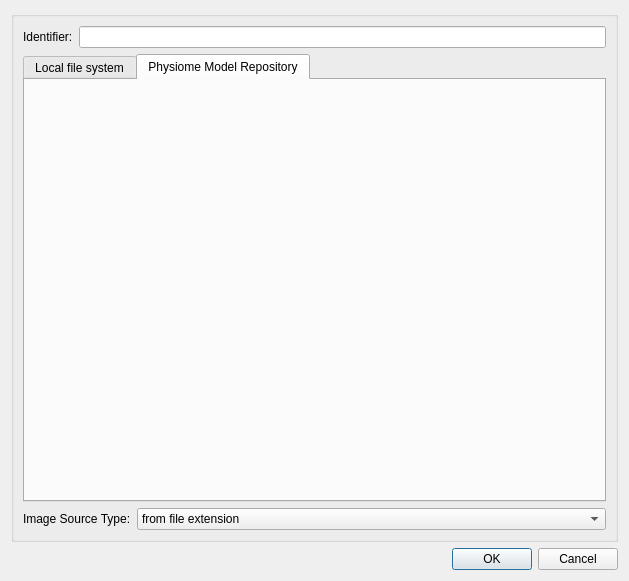
Before: the Qt Designer form src/mapclientplugins/imagesourcestep/widgets/qt/configuredialog.ui in MusculoskeletalAtlasProject/mapclient, drawn with Qt 5.
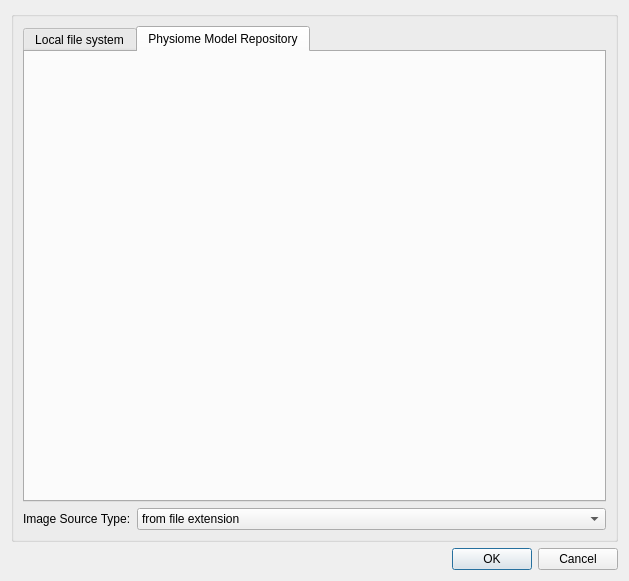
After: the same form once the commit is applied.

Commit message:
Remove "identifier" attribute from ImageSourceStep configuration.
Step identifiers are now automatically generated so there is no need for this attribute in the ConfigurationDialogState class.

Patch:
```diff
--- a/src/mapclientplugins/imagesourcestep/widgets/qt/configuredialog.ui
+++ b/src/mapclientplugins/imagesourcestep/widgets/qt/configuredialog.ui
@@ -20,23 +20,6 @@
       <string/>
      </property>
      <layout class="QVBoxLayout" name="verticalLayout">
-      <item>
-       <layout class="QHBoxLayout" name="horizontalLayout">
-        <item>
-         <widget class="QLabel" name="label">
-          <property name="text">
-           <string>Identifier:</string>
-          </property>
-          <property name="buddy">
-           <cstring>identifierLineEdit</cstring>
-          </property>
-         </widget>
-        </item>
-        <item>
-         <widget class="QLineEdit" name="identifierLineEdit"/>
-        </item>
-       </layout>
-      </item>
       <item>
        <widget class="QTabWidget" name="tabWidget">
         <property name="currentIndex">
```
The commit also changes 3 other files.
